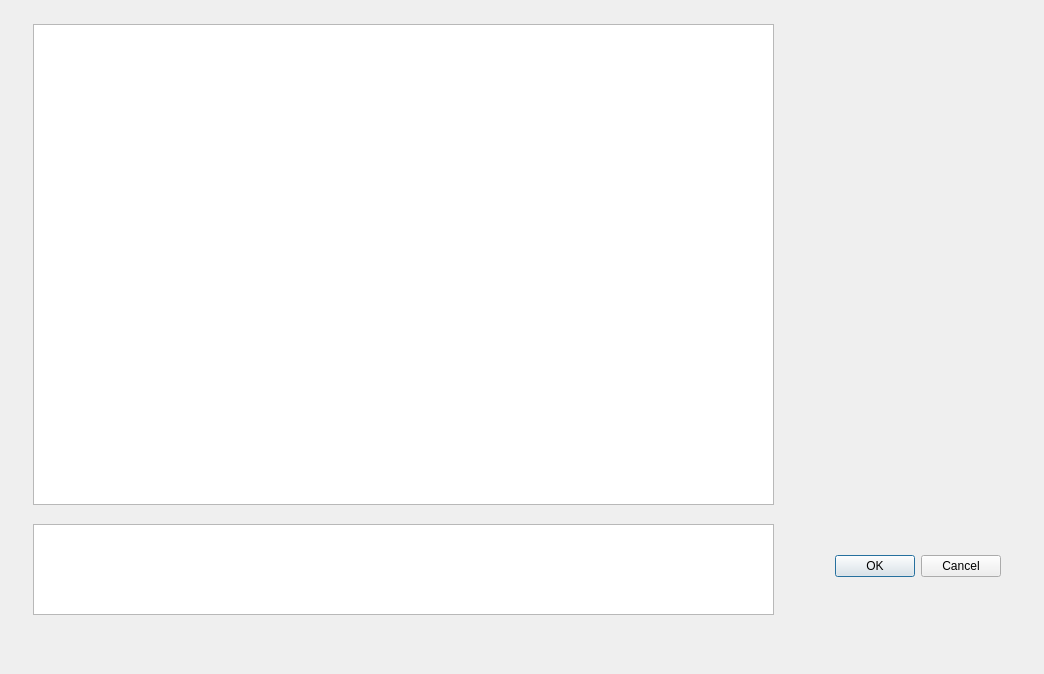
Old version of the form chatbot.ui in the repository ProjetCPP-S2-2A15/projetcpp2a15-vaccicare.
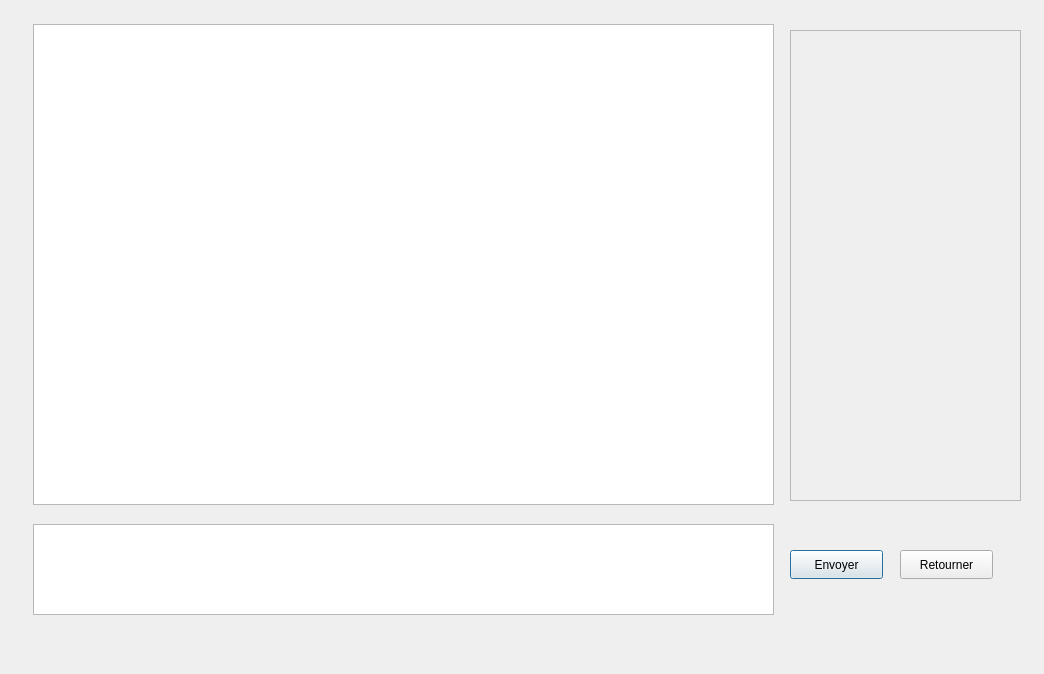
New version of the form.

Commit message: Intégration finale chatbot

Diff of the .ui file:
```diff
--- a/chatbot.ui
+++ b/chatbot.ui
@@ -13,23 +13,7 @@
   <property name="windowTitle">
    <string>Dialog</string>
   </property>
-  <widget class="QDialogButtonBox" name="buttonBox">
-   <property name="geometry">
-    <rect>
-     <x>800</x>
-     <y>531</y>
-     <width>201</width>
-     <height>71</height>
-    </rect>
-   </property>
-   <property name="orientation">
-    <enum>Qt::Orientation::Horizontal</enum>
-   </property>
-   <property name="standardButtons">
-    <set>QDialogButtonBox::StandardButton::Cancel|QDialogButtonBox::StandardButton::Ok</set>
-   </property>
-  </widget>
-  <widget class="QTextEdit" name="textEdit">
+  <widget class="QTextEdit" name="Reply">
    <property name="geometry">
     <rect>
      <x>33</x>
@@ -49,15 +33,47 @@
     </rect>
    </property>
   </widget>
-  <widget class="QWidget" name="widget" native="true">
+  <widget class="QPushButton" name="BTC">
    <property name="geometry">
     <rect>
-     <x>789</x>
-     <y>29</y>
-     <width>251</width>
+     <x>790</x>
+     <y>550</y>
+     <width>93</width>
+     <height>29</height>
+    </rect>
+   </property>
+   <property name="text">
+    <string>Envoyer</string>
+   </property>
+  </widget>
+  <widget class="QPushButton" name="BTR">
+   <property name="geometry">
+    <rect>
+     <x>900</x>
+     <y>550</y>
+     <width>93</width>
+     <height>29</height>
+    </rect>
+   </property>
+   <property name="text">
+    <string>Retourner</string>
+   </property>
+  </widget>
+  <widget class="QFrame" name="frame">
+   <property name="geometry">
+    <rect>
+     <x>790</x>
+     <y>30</y>
+     <width>231</width>
      <height>471</height>
     </rect>
    </property>
+   <property name="frameShape">
+    <enum>QFrame::Shape::StyledPanel</enum>
+   </property>
+   <property name="frameShadow">
+    <enum>QFrame::Shadow::Raised</enum>
+   </property>
   </widget>
  </widget>
  <resources/>
```
Left out of the diff: 37 changed lines with no effect on the pictures. The commit also changes 5 other files.
